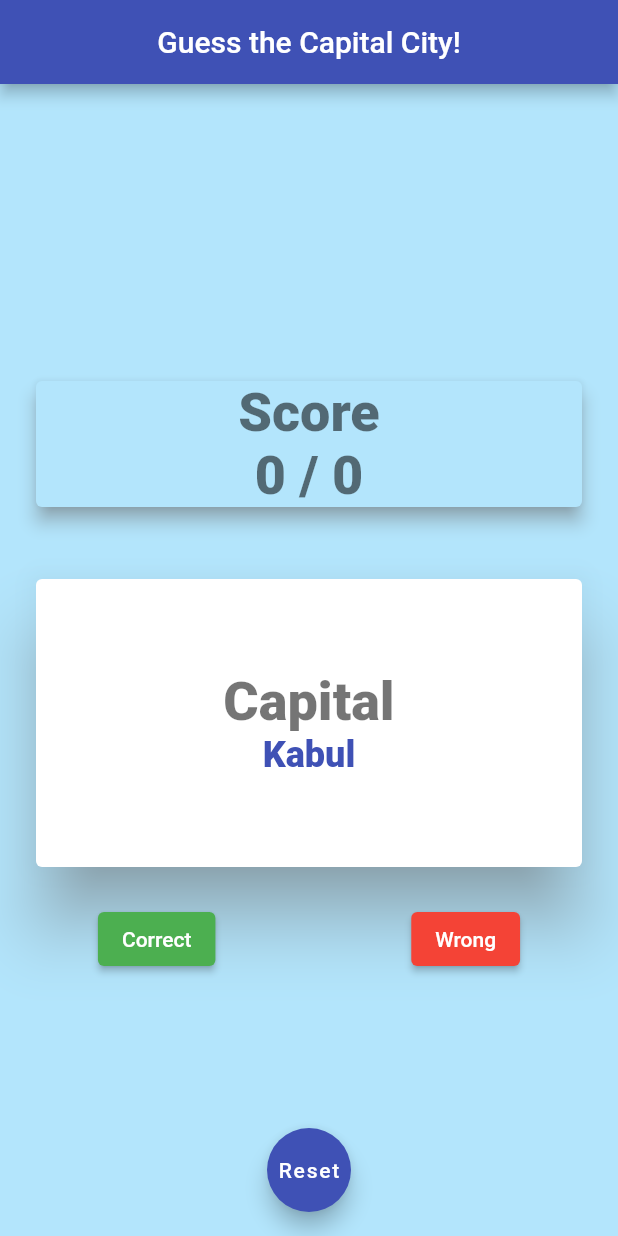
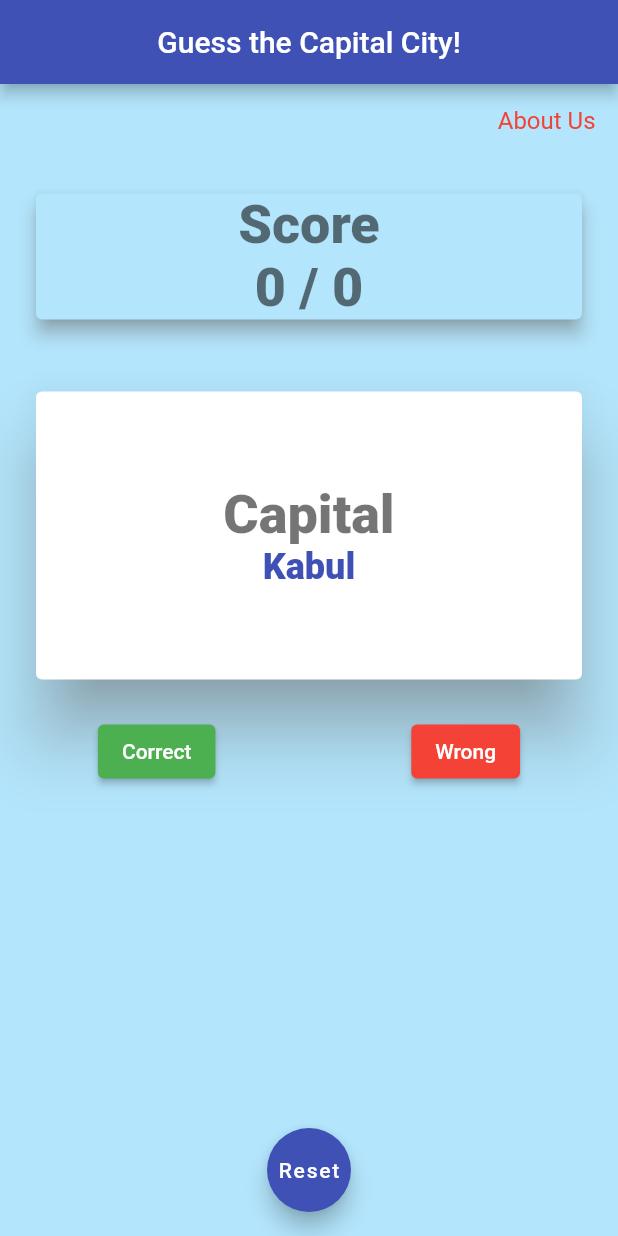
Before and after one commit to ashiqaliaslam/first-flutter-app-countries, a Flutter app: the screen it shows after launch, after a tap on "Country", on a phone screen of 412 x 824 dp. Run offline on Flutter 3.47's test engine with Material 2 defaults, Android fonts, the phone set to English and light mode, and no system bars; our stand-ins replace rflutter_alert.

Commit message:
only two screen navigation implemented

```diff
--- a/my_flutter_app/lib/main.dart
+++ b/my_flutter_app/lib/main.dart
@@ -1,4 +1,5 @@
 import 'package:flutter/material.dart';
+import 'package:my_flutter_app/about_screen.dart';
 import 'package:my_flutter_app/my_country_screen.dart';
 
 void main() {
--- a/my_flutter_app/lib/my_country_screen.dart
+++ b/my_flutter_app/lib/my_country_screen.dart
@@ -1,5 +1,6 @@
 // ignore: use_key_in_widget_constructors
 import 'package:flutter/material.dart';
+import 'package:my_flutter_app/about_screen.dart';
 import 'package:my_flutter_app/countries.dart';
 import 'package:my_flutter_app/custom_button.dart';
 import 'package:my_flutter_app/custom_card.dart';
@@ -40,10 +41,34 @@ class _MyCountryAppState extends State<MyCountryApp> {
       ),
       floatingActionButtonLocation: FloatingActionButtonLocation.centerFloat,
       body: Column(
-        mainAxisAlignment: MainAxisAlignment.center,
+        mainAxisAlignment: MainAxisAlignment.start,
         crossAxisAlignment: CrossAxisAlignment.stretch,
         // ignore: prefer_const_literals_to_create_immutables
+
         children: [
+          GestureDetector(
+            onTap: () => Navigator.push(
+              context,
+              MaterialPageRoute(
+                builder: (context) => AboutScreen(),
+              ),
+            ),
+            child: Padding(
+              padding: const EdgeInsets.all(15),
+              child: Row(
+                mainAxisAlignment: MainAxisAlignment.end,
+                children: const [
+                  Text(
+                    'About Us',
+                    style: TextStyle(
+                      fontSize: 16,
+                      color: Colors.red,
+                    ),
+                  ),
+                ],
+              ),
+            ),
+          ),
           ScoreCard(
             totalAttempted: quizScoreCard.totalAttempted,
             score: quizScoreCard.score,
```
Also changed, not shown: my_flutter_app/lib/about_screen.dart (added, +33 -0 lines).
